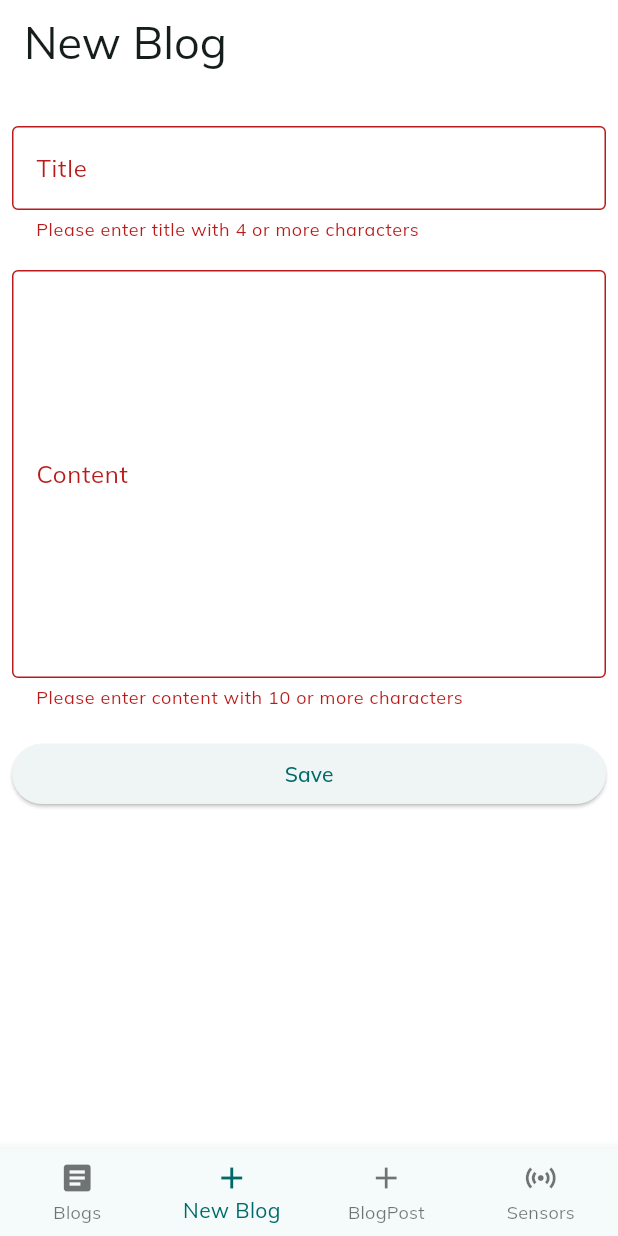
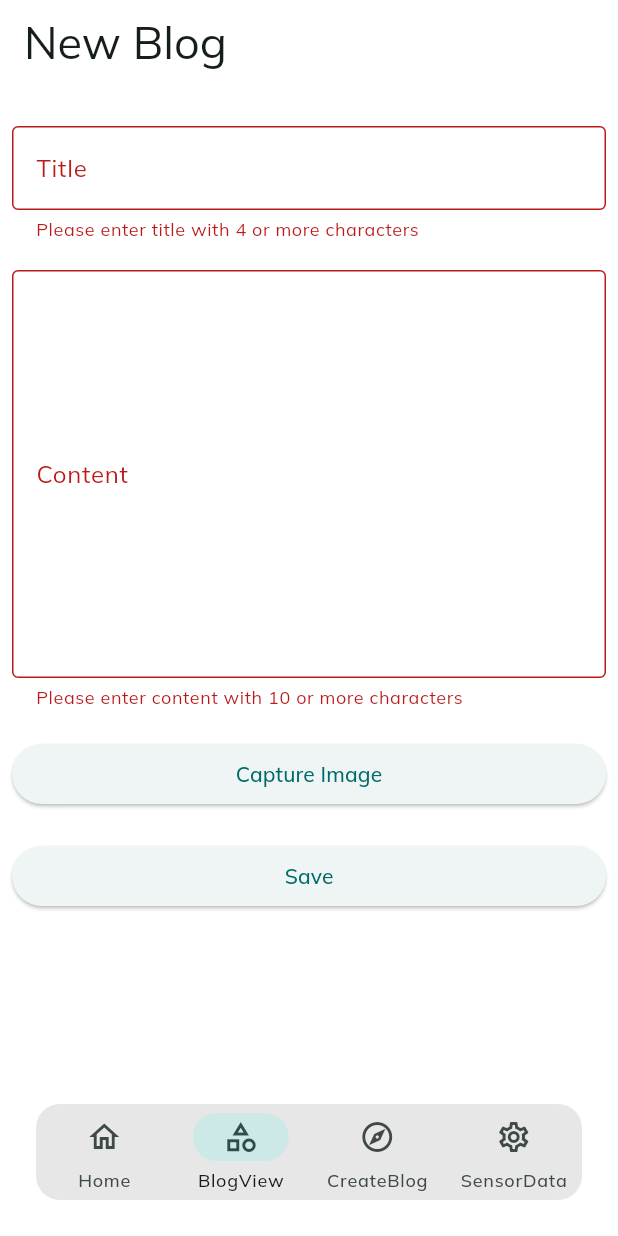
Before and after one commit to TukaWarrior/hftm_MobileComputing_Project_BlogProject, a Flutter app: the screen it shows after launch, item 2 of the bottom bar chosen, after a tap on "Save", on a phone screen of 412 x 824 dp. Run offline on Flutter 3.47's test engine with Material 3 defaults, Android fonts, the phone set to English and light mode, and no system bars; our stand-ins replace image_picker.

Commit message:
Worked on main screen, navigation bar and cleaned up home screen

```diff
--- a/lib/main.dart
+++ b/lib/main.dart
@@ -1,11 +1,20 @@
 import 'package:blog_project/providers/blogpost_provider.dart';
 import 'package:flutter/material.dart';
+import 'package:flutter/services.dart';
 import 'package:provider/provider.dart';
 import 'package:blog_project/providers/blog_provider.dart';
 import 'package:blog_project/screens/main_screen.dart';
 import 'package:blog_project/settings/theme.dart';
 
 void main() {
+  // Set the status bar to be transparent
+  SystemChrome.setSystemUIOverlayStyle(
+    const SystemUiOverlayStyle(
+      statusBarColor: Colors.transparent, // Make the status bar transparent
+      statusBarIconBrightness: Brightness.light, // Adjust icon brightness for light background
+    ),
+  );
+
   runApp(const MainApp());
 }
 
@@ -23,7 +32,7 @@
       ],
       child: MaterialApp(
         navigatorKey: mainNavigatorKey,
-        title: "Interaction and State",
+        title: "Lucas Blog App",
         theme: theme,
         home: const MainScreen(),
       ),
--- a/lib/models/blog.dart
+++ b/lib/models/blog.dart
@@ -4,12 +4,14 @@ class Blog {
   String content;
   DateTime publishedAt;
   bool isLikedByMe = false;
+  String? imagePath;
 
   Blog({
     this.id = 0,
     required this.title,
     required this.content,
     required this.publishedAt,
+    this.imagePath,
   });
 
   String get publishedDateString => "${publishedAt.day}.${publishedAt.month}.${publishedAt.year}";
--- a/lib/screens/blog/blog_new_page.dart
+++ b/lib/screens/blog/blog_new_page.dart
@@ -1,8 +1,11 @@
+import 'dart:io';
+
 import 'package:flutter/material.dart';
 import 'package:provider/provider.dart';
 import 'package:blog_project/models/blog.dart';
 import 'package:blog_project/providers/blog_provider.dart';
 import 'package:blog_project/services/blog_repository.dart';
+import 'package:image_picker/image_picker.dart';
 
 class BlogNewPage extends StatefulWidget {
   const BlogNewPage({super.key});
@@ -18,6 +21,18 @@ class _BlogNewPageState extends State<BlogNewPage> {
   var pageState = _PageStates.editing;
   var title = "";
   var content = "";
+  String? imagePath; // Add this variable to store the selected image path
+
+  final ImagePicker _picker = ImagePicker(); // ImagePicker instance
+
+  Future<void> _pickImage() async {
+    final XFile? image = await _picker.pickImage(source: ImageSource.camera); // Capture image from camera
+    if (image != null) {
+      setState(() {
+        imagePath = image.path; // Set the image path
+      });
+    }
+  }
 
   @override
   Widget build(BuildContext context) {
@@ -34,7 +49,6 @@ class _BlogNewPageState extends State<BlogNewPage> {
           case _PageStates.editing:
             return Form(
               key: formKey,
-              // autovalidateMode: AutovalidateMode.onUserInteraction,
               child: Padding(
                 padding: const EdgeInsets.all(8.0),
                 child: ListView(
@@ -68,6 +82,16 @@ class _BlogNewPageState extends State<BlogNewPage> {
                       },
                       onSaved: (value) => content = value!,
                     ),
+                    const SizedBox(height: 20),
+                    ElevatedButton(
+                      onPressed: _pickImage, // Button to capture image
+                      child: const Text("Capture Image"),
+                    ),
+                    if (imagePath != null)
+                      Padding(
+                        padding: const EdgeInsets.symmetric(vertical: 16.0),
+                        child: Image.file(File(imagePath!)), // Display the captured image
+                      ),
                     const SizedBox(height: 20),
                     ElevatedButton(
                       onPressed: () async {
@@ -104,6 +128,7 @@ class _BlogNewPageState extends State<BlogNewPage> {
       title: title,
       content: content,
       publishedAt: DateTime.now(),
+      imagePath: imagePath, // Save the image path
     ));
     blogProvider.readBlogs();
   }
--- a/lib/screens/home_page.dart
+++ b/lib/screens/home_page.dart
@@ -1,3 +1,5 @@
+import 'dart:io';
+
 import 'package:flutter/material.dart';
 import 'package:provider/provider.dart';
 import 'package:blog_project/models/blog.dart';
@@ -75,6 +77,8 @@ class BlogWidget extends StatelessWidget {
             child: Column(
               crossAxisAlignment: CrossAxisAlignment.start,
               children: [
+                if (blog.imagePath != null) Image.file(File(blog.imagePath!)), // Display the blog image if it exists
+                const SizedBox(height: 8.0),
                 Text(
                   blog.title,
                   style: const TextStyle(
@@ -94,9 +98,7 @@ class BlogWidget extends StatelessWidget {
                             )),
                     IconButton(
                       icon: Icon(
-                        blog.isLikedByMe
-                            ? Icons.favorite
-                            : Icons.favorite_border,
+                        blog.isLikedByMe ? Icons.favorite : Icons.favorite_border,
                       ),
                       onPressed: () async {
                         var blogProvider = context.read<BlogProvider>();
--- a/lib/screens/main_screen.dart
+++ b/lib/screens/main_screen.dart
@@ -1,27 +1,8 @@
-import 'package:blog_project/main.dart';
 import 'package:blog_project/screens/sensors/sensor_data_screen.dart';
 import 'package:flutter/material.dart';
 import 'package:blog_project/screens/blog/blog_new_page.dart';
 import 'package:blog_project/screens/home_page.dart';
 import 'package:blog_project/screens/blogpost/blogpost_screen.dart';
-
-class MainMenuItem {
-  static final List<MainMenuItem> items = _getMenuItems();
-
-  final IconData icon;
-  final String text;
-  final Widget page;
-  final GlobalKey<NavigatorState> navigatorKey;
-
-  MainMenuItem({required this.icon, required this.text, required this.page}) : navigatorKey = GlobalKey<NavigatorState>();
-}
-
-List<MainMenuItem> _getMenuItems() => [
-      MainMenuItem(icon: Icons.article, text: "Blogs", page: const HomePage()),
-      MainMenuItem(icon: Icons.add, text: "New Blog", page: const BlogNewPage()),
-      MainMenuItem(icon: Icons.add, text: "BlogPost", page: const BlogPostPage()),
-      MainMenuItem(icon: Icons.sensors, text: "Sensors", page: const SensorMetadataScreen()),
-    ];
 
 class MainScreen extends StatefulWidget {
   const MainScreen({super.key});
@@ -33,79 +14,51 @@ class MainScreen extends StatefulWidget {
 class _MainScreenState extends State<MainScreen> {
   int selectedIndex = 0;
 
+  final List<Widget> _pages = [
+    const HomePage(),
+    const BlogNewPage(),
+    const SensorMetadataScreen(),
+    const BlogPostPage(),
+  ];
+
   @override
   Widget build(BuildContext context) {
-    final selectedMenuItem = MainMenuItem.items[selectedIndex];
-
-    // The container for the current page, with its background color
-    // and subtle switching animation.
-    var mainArea = ColoredBox(
-      color: Theme.of(context).colorScheme.surfaceContainerHigh,
-      child: AnimatedSwitcher(
-        duration: const Duration(milliseconds: 200),
-        child: PopScope(
-          // PopScope is not running onPopInvoked on Android Gesture
-          // https://github.com/flutter/flutter/issues/138624
-          canPop: true,
-          onPopInvoked: (_) => () async {
-            if (!await selectedMenuItem.navigatorKey.currentState!.maybePop()) {
-              mainNavigatorKey.currentState!.pop();
-            }
-          },
-          child: Navigator(
-            key: selectedMenuItem.navigatorKey,
-            onGenerateRoute: (settings) => MaterialPageRoute(builder: (context) => selectedMenuItem.page),
+    return SafeArea(
+      child: Scaffold(
+        body: _pages[selectedIndex], // Display the selected page
+        bottomNavigationBar: Container(
+          height: 64.0,
+          margin: EdgeInsets.all(24.0),
+          child: ClipRRect(
+            borderRadius: BorderRadius.circular(16.0),
+            child: NavigationBar(
+              destinations: const [
+                NavigationDestination(
+                    icon: Icon(Icons.home_outlined),
+                    selectedIcon: Icon(
+                      Icons.home_outlined,
+                      color: Colors.white,
+                    ),
+                    label: 'Home'),
+                // Put this theming in themes folder!
+                NavigationDestination(icon: Icon(Icons.category_outlined), label: 'BlogView'),
+                NavigationDestination(icon: Icon(Icons.explore_outlined), label: 'CreateBlog'),
+                NavigationDestination(icon: Icon(Icons.settings_outlined), label: 'SensorData'),
+              ],
+              selectedIndex: selectedIndex,
+              onDestinationSelected: (int index) {
+                setState(() {
+                  selectedIndex = index;
+                });
+              },
+              backgroundColor: Colors.grey.withOpacity(0.25),
+              elevation: 0.0,
+              // labelBehavior: NavigationDestinationLabelBehavior.alwaysHide,
+              animationDuration: const Duration(milliseconds: 500),
+            ),
           ),
         ),
       ),
     );
-
-    return SafeArea(
-      child: LayoutBuilder(
-        builder: (context, constraints) {
-          if (constraints.maxWidth < 450) {
-            // Use a more mobile-friendly layout with BottomNavigationBar
-            // on narrow screens.
-            // Using of upper Scaffold necessary to avoid
-            // Issues with BottomNavigationBar Space over Keyboard
-            return Scaffold(
-              body: mainArea,
-              bottomNavigationBar: BottomNavigationBar(
-                type: BottomNavigationBarType.fixed,
-                showUnselectedLabels: true,
-                items: MainMenuItem.items
-                    .map((m) => BottomNavigationBarItem(
-                          icon: Icon(m.icon),
-                          label: m.text,
-                        ))
-                    .toList(),
-                currentIndex: selectedIndex,
-                onTap: (value) {
-                  setState(() {
-                    selectedIndex = value;
-                  });
-                },
-              ),
-            );
-          } else {
-            return Row(
-              children: [
-                NavigationRail(
-                  extended: constraints.maxWidth >= 600,
-                  destinations: MainMenuItem.items.map((m) => NavigationRailDestination(icon: Icon(m.icon), label: Text(m.text))).toList(),
-                  selectedIndex: selectedIndex,
-                  onDestinationSelected: (value) {
-                    setState(() {
-                      selectedIndex = value;
-                    });
-                  },
-                ),
-                Expanded(child: mainArea),
-              ],
-            );
-          }
-        },
-      ),
-    );
   }
 }
```
Also changed, not shown: lib/code_snippets.dart (added, +31 -0 lines), lib/providers/theme_provider.dart (added, +12 -0 lines), lib/utils/providers.dart (added, +19 -0 lines), 1 other file.
